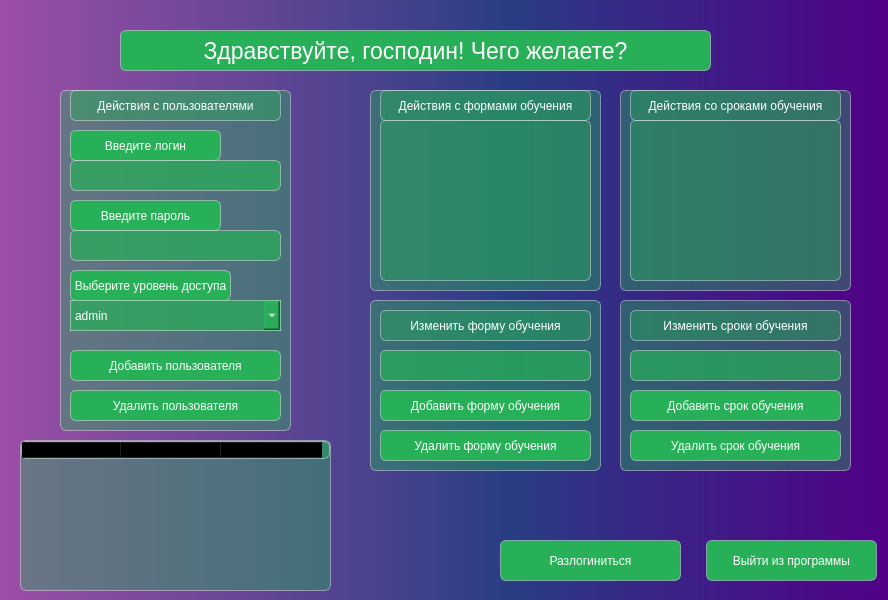
Above: ui-files/admin-panel.ui from Fentomi/app-for-top-academy-1.0 before the change. Below: the same form after it.
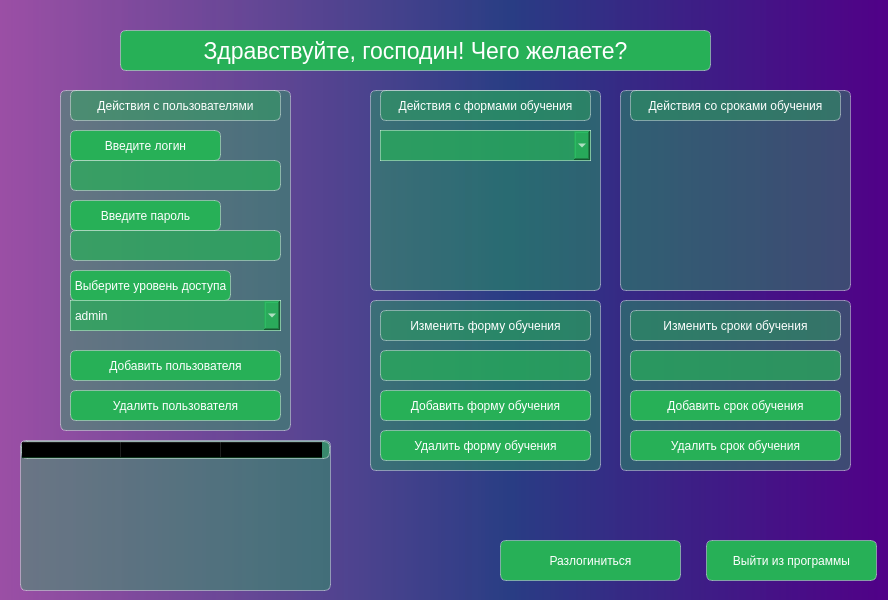
That is the form after the change.

Commit message: подготовка к подгрузке последней версии админ-панели.

Diff of the .ui file:
```diff
--- a/ui-files/admin-panel.ui
+++ b/ui-files/admin-panel.ui
@@ -436,38 +436,6 @@
      <string>Удалить срок обучения</string>
     </property>
    </widget>
-   <widget class="QTableView" name="tableView_learntype">
-    <property name="geometry">
-     <rect>
-      <x>380</x>
-      <y>120</y>
-      <width>211</width>
-      <height>161</height>
-     </rect>
-    </property>
-    <property name="styleSheet">
-     <string notr="true">background-color: rgba(39, 176, 87, 0.4);
-border: 1px solid rgba(255,255,255, 0.4);
-border-radius: 6px;
-color: white;</string>
-    </property>
-   </widget>
-   <widget class="QTableView" name="tableView_learntime">
-    <property name="geometry">
-     <rect>
-      <x>630</x>
-      <y>120</y>
-      <width>211</width>
-      <height>161</height>
-     </rect>
-    </property>
-    <property name="styleSheet">
-     <string notr="true">background-color: rgba(39, 176, 87, 0.4);
-border: 1px solid rgba(255,255,255, 0.4);
-border-radius: 6px;
-color: white;</string>
-    </property>
-   </widget>
    <widget class="QLabel" name="label_9">
     <property name="geometry">
      <rect>
@@ -659,6 +627,21 @@
      </property>
     </column>
    </widget>
+   <widget class="QComboBox" name="comboBox_access_2">
+    <property name="geometry">
+     <rect>
+      <x>380</x>
+      <y>130</y>
+      <width>211</width>
+      <height>31</height>
+     </rect>
+    </property>
+    <property name="styleSheet">
+     <string notr="true">background-color: rgba(39, 176, 87, 0.7);
+border: 1px solid rgba(255,255,255, 0.4);
+color: white;</string>
+    </property>
+   </widget>
   </widget>
  </widget>
  <resources/>
```
The commit also changes 2 other files.
